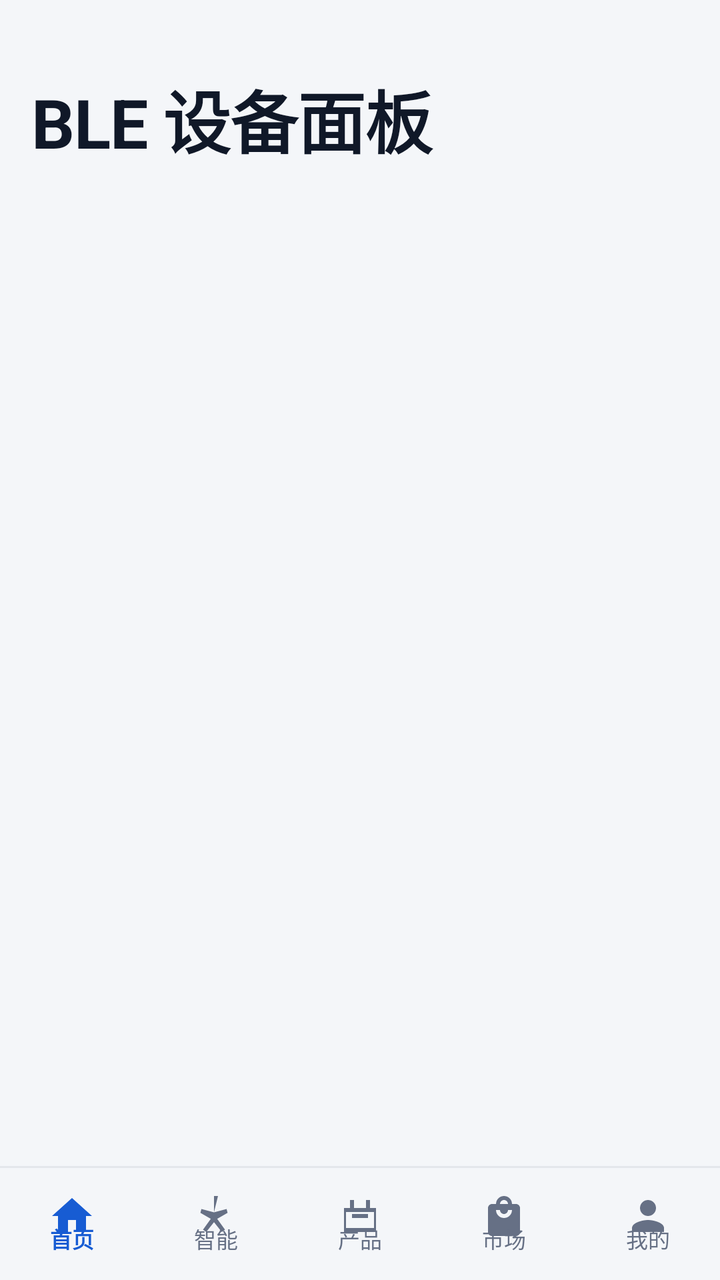
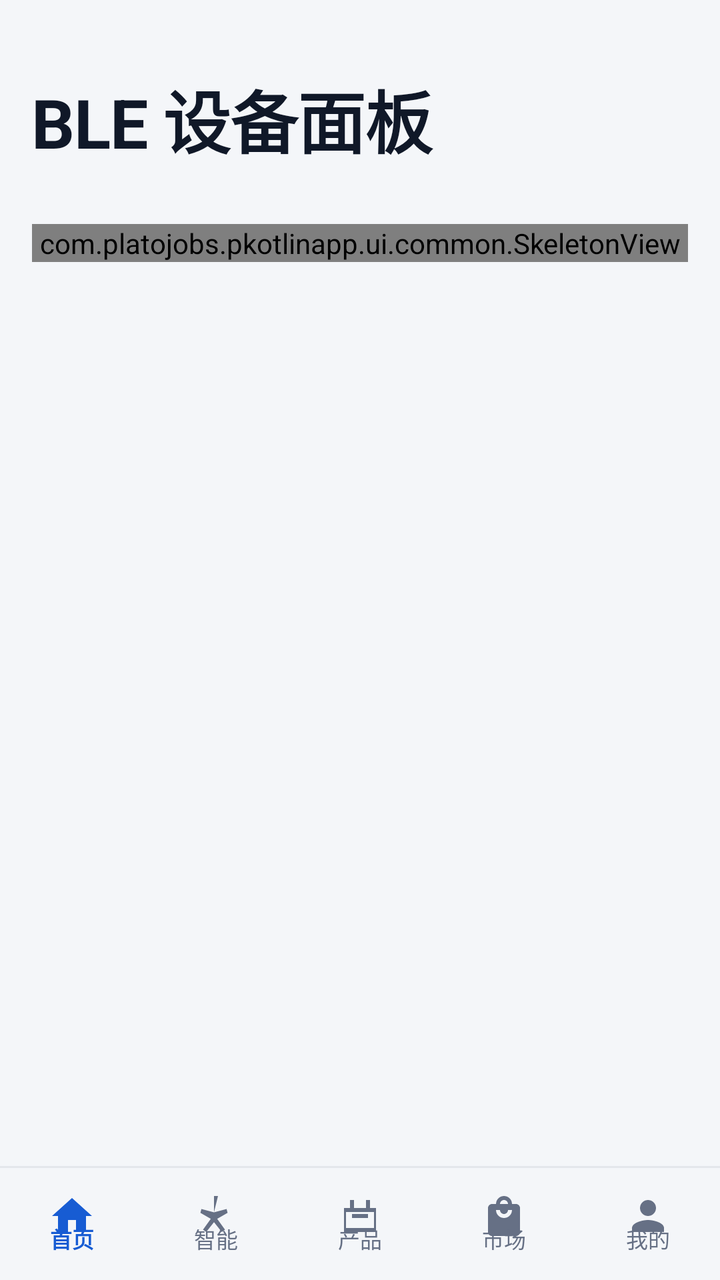

The first picture is an Android layout as it rendered before a commit; the second is the same layout after the commit. The layout source and the unified diff follow.
<!-- AndroidManifest.xml: application theme Theme.PKotlinApp -->
<!-- res/layout/activity_main.xml -->
<?xml version="1.0" encoding="utf-8"?>
<LinearLayout xmlns:android="http://schemas.android.com/apk/res/android"
    xmlns:app="http://schemas.android.com/apk/res-auto"
    android:id="@+id/root"
    android:layout_width="match_parent"
    android:layout_height="match_parent"
    android:orientation="vertical">

    
    <FrameLayout
        android:id="@+id/appHeader"
        android:layout_width="match_parent"
        android:layout_height="wrap_content"
        android:background="@color/canvas">

        <LinearLayout
            android:id="@+id/headerLargeArea"
            android:layout_width="match_parent"
            android:layout_height="@dimen/header_h_expanded"
            android:orientation="vertical"
            android:paddingStart="@dimen/page_margin"
            android:paddingEnd="@dimen/page_margin">

            <TextView
                android:id="@+id/headerTitleLarge"
                style="@style/Widget.App.TextView"
                android:layout_width="match_parent"
                android:layout_height="0dp"
                android:layout_weight="1"
                android:gravity="bottom"
                android:paddingBottom="@dimen/space_12"
                android:text="@string/app_name"
                android:textAppearance="@style/TextAppearance.App.Display"
                android:maxLines="1"
                android:ellipsize="end" />
        </LinearLayout>

        <TextView
            android:id="@+id/headerTitleCollapsed"
            style="@style/Widget.App.TextView"
            android:layout_width="match_parent"
            android:layout_height="@dimen/nav_bar_h"
            android:alpha="0"
            android:gravity="center"
            android:paddingStart="@dimen/page_margin"
            android:paddingEnd="@dimen/page_margin"
            android:text="@string/app_name"
            android:textAppearance="@style/TextAppearance.App.Headline"
            android:maxLines="1"
            android:ellipsize="end" />

        <View
            android:id="@+id/headerDivider"
            android:layout_width="match_parent"
            android:layout_height="@dimen/stroke_1"
            android:layout_gravity="bottom"
            android:alpha="0"
            android:background="@color/divider" />
    </FrameLayout>

    <TextView
        android:id="@+id/syncBanner"
        style="@style/Widget.App.TextView"
        android:layout_width="match_parent"
        android:layout_height="wrap_content"
        android:background="@color/warning_bg"
        android:paddingHorizontal="@dimen/page_margin"
        android:paddingVertical="@dimen/space_8"
        android:text="@string/sync_banner_local_only"
        android:textAppearance="@style/TextAppearance.App.Caption"
        android:textColor="@color/warning"
        android:visibility="gone" />

    <FrameLayout
        android:layout_width="match_parent"
        android:layout_height="0dp"
        android:layout_weight="1">

        <androidx.fragment.app.FragmentContainerView
            android:id="@+id/fragmentContainer"
            android:layout_width="match_parent"
            android:layout_height="match_parent" />

        <ProgressBar
            android:id="@+id/syncLoading"
            android:layout_width="wrap_content"
            android:layout_height="wrap_content"
            android:layout_gravity="center"
            android:indeterminate="true"
            android:indeterminateTint="@color/primary" />
    </FrameLayout>

    <View
        android:id="@+id/navDivider"
        android:layout_width="match_parent"
        android:layout_height="@dimen/stroke_1"
        android:background="@color/divider" />

    <com.google.android.material.bottomnavigation.BottomNavigationView
        android:id="@+id/bottomNav"
        android:layout_width="match_parent"
        android:layout_height="@dimen/nav_bar_h"
        android:background="@color/canvas"
        app:elevation="@dimen/elevation_0"
        app:itemActiveIndicatorStyle="@null"
        app:itemIconTint="@color/bottom_nav_item"
        app:itemRippleColor="@color/overlay_pressed"
        app:itemTextAppearanceActive="@style/TextAppearance.App.Footnote"
        app:itemTextAppearanceInactive="@style/TextAppearance.App.Footnote"
        app:itemTextColor="@color/bottom_nav_item"
        app:labelVisibilityMode="labeled"
        app:menu="@menu/bottom_nav_menu" />

</LinearLayout>
<!-- resources referenced by this layout -->
<resources>
  <color name="canvas">#F4F6F9</color>
  <color name="divider">#E4E7EC</color>
  <color name="overlay_pressed">#0F101828</color>
  <color name="primary">#175CD3</color>
  <color name="warning">#B54708</color>
  <color name="warning_bg">#FFFAEB</color>
  <dimen name="elevation_0">0dp</dimen>
  <dimen name="header_h_expanded">96dp</dimen>
  <dimen name="nav_bar_h">56dp</dimen>
  <dimen name="page_margin">16dp</dimen>
  <dimen name="space_12">12dp</dimen>
  <dimen name="space_8">8dp</dimen>
  <dimen name="stroke_1">1dp</dimen>
  <string name="app_name">BLE 设备面板</string>
  <string name="sync_banner_local_only">网络同步不可用，当前为纯本地模式；本地数据仍可正常使用</string>
  <style name="TextAppearance.App.Caption" parent="@android:style/TextAppearance">
          <item name="android:textSize">13sp</item>
          <item name="android:textColor">@color/text_secondary</item>
          <item name="android:fontFamily">sans-serif</item>
          <item name="android:lineSpacingExtra">5dp</item>
          <item name="android:lineSpacingMultiplier">1.0</item>
      </style>
  <style name="TextAppearance.App.Display" parent="@android:style/TextAppearance">
          <item name="android:textSize">34sp</item>
          <item name="android:textColor">@color/text_primary</item>
          <item name="android:fontFamily">sans-serif</item>
          <item name="android:textStyle">bold</item>
          <item name="android:lineSpacingExtra">6dp</item>
          <item name="android:lineSpacingMultiplier">1.0</item>
          <item name="android:letterSpacing">-0.012</item>
      </style>
  <style name="TextAppearance.App.Footnote" parent="@android:style/TextAppearance">
          <item name="android:textSize">11sp</item>
          <item name="android:textColor">@color/text_tertiary</item>
          <item name="android:fontFamily">sans-serif</item>
          <item name="android:lineSpacingExtra">5dp</item>
          <item name="android:lineSpacingMultiplier">1.0</item>
      </style>
  <style name="TextAppearance.App.Headline" parent="@android:style/TextAppearance">
          <item name="android:textSize">22sp</item>
          <item name="android:textColor">@color/text_primary</item>
          <item name="android:fontFamily">sans-serif-medium</item>
          <item name="android:lineSpacingExtra">6dp</item>
          <item name="android:lineSpacingMultiplier">1.0</item>
      </style>
  <style name="Widget.App.TextView" parent="android:Widget.TextView">
          <item name="android:includeFontPadding">false</item>
          <item name="android:breakStrategy">high_quality</item>
          <item name="android:hyphenationFrequency">none</item>
      </style>
  <color name="text_secondary">#475467</color>
  <color name="text_primary">#101828</color>
  <color name="text_tertiary">#667085</color>
  <color name="on_primary">#FFFFFF</color>
  <color name="chart_band">#E8EFFB</color>
  <color name="primary_text">#175CD3</color>
  <color name="surface">#FFFFFF</color>
  <color name="surface_sunken">#EEF1F5</color>
  <color name="border">#D0D5DD</color>
  <color name="danger">#B42318</color>
  <color name="danger_bg">#FEF3F2</color>
  <dimen name="button_h">48dp</dimen>
  <style name="TextAppearance.App.Button" parent="@style/TextAppearance.App.Body">
          <item name="android:fontFamily">sans-serif-medium</item>
          <item name="android:lineSpacingExtra">0dp</item>
      </style>
  <dimen name="radius_12">12dp</dimen>
  <color name="border_strong">#8A93A2</color>
  <dimen name="chip_h">32dp</dimen>
  <dimen name="radius_pill">999dp</dimen>
  <style name="TextAppearance.App.Body" parent="@android:style/TextAppearance">
          <item name="android:textSize">17sp</item>
          <item name="android:textColor">@color/text_primary</item>
          <item name="android:fontFamily">sans-serif</item>
          <item name="android:lineSpacingExtra">7dp</item>
          <item name="android:lineSpacingMultiplier">1.0</item>
      </style>
  <!-- unchanged entries left out for length: 5 -->
</resources>

<!-- the commit's change to res/layout/activity_main.xml (unified diff, before → after) -->
@@ -81,13 +81,13 @@
             android:layout_width="match_parent"
             android:layout_height="match_parent" />
 
-        <ProgressBar
-            android:id="@+id/syncLoading"
-            android:layout_width="wrap_content"
+        <com.platojobs.pkotlinapp.ui.common.SkeletonView
+            android:id="@+id/shellSkeleton"
+            android:layout_width="match_parent"
             android:layout_height="wrap_content"
-            android:layout_gravity="center"
-            android:indeterminate="true"
-            android:indeterminateTint="@color/primary" />
+            android:layout_marginStart="@dimen/page_margin"
+            android:layout_marginTop="@dimen/space_16"
+            android:layout_marginEnd="@dimen/page_margin" />
     </FrameLayout>
 
     <View
<!-- resource entries referenced after the edit -->
@@ -11,6 +11,7 @@
   <dimen name="nav_bar_h">56dp</dimen>
   <dimen name="page_margin">16dp</dimen>
   <dimen name="space_12">12dp</dimen>
+  <dimen name="space_16">16dp</dimen>
   <dimen name="space_8">8dp</dimen>
   <dimen name="stroke_1">1dp</dimen>
   <string name="app_name">BLE 设备面板</string>
